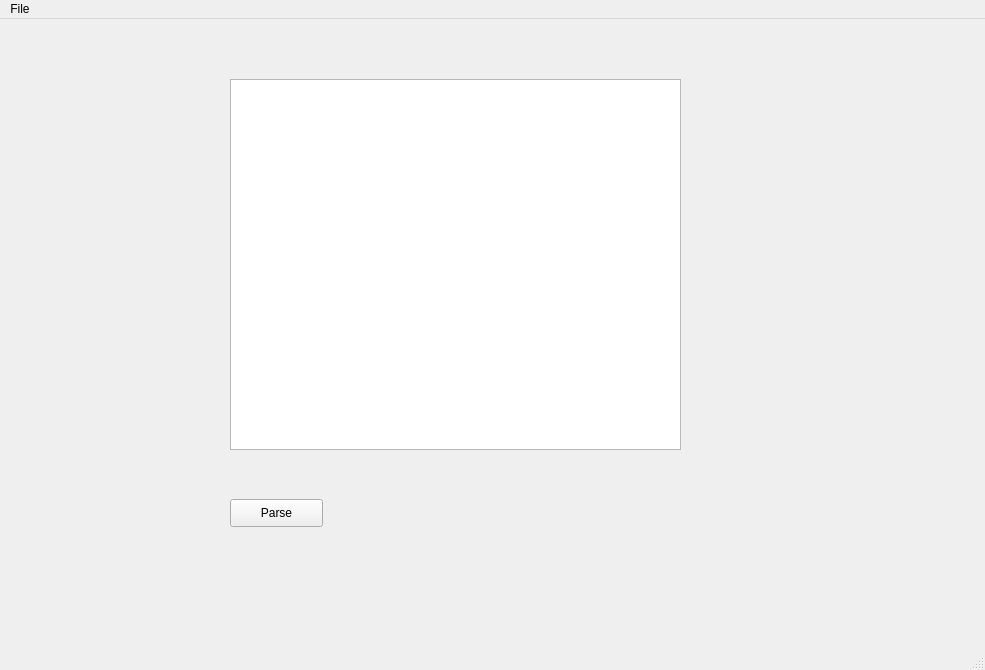
cyrilvincent/oo, file ui/main.ui: the form before one commit.
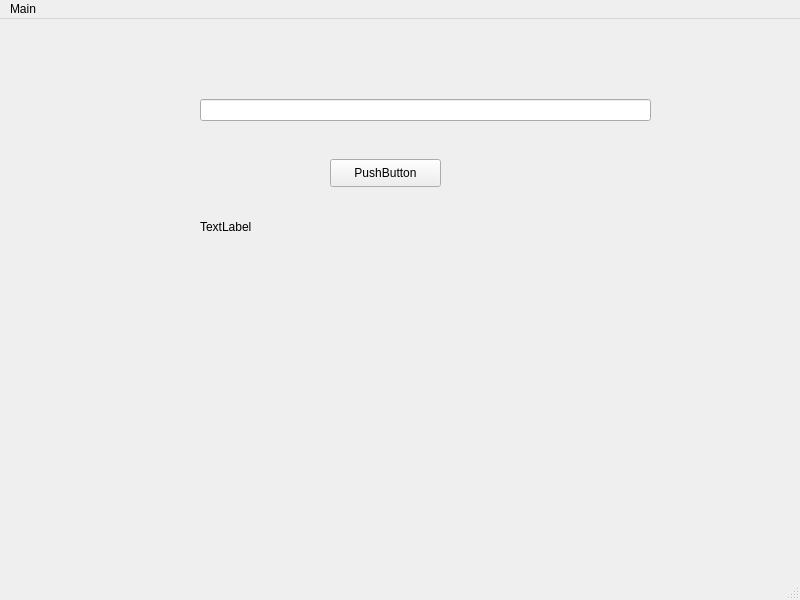
The form after the commit.

What changed in the file:
```diff
--- a/ui/main.ui
+++ b/ui/main.ui
@@ -6,35 +6,48 @@
    <rect>
     <x>0</x>
     <y>0</y>
-    <width>985</width>
-    <height>670</height>
+    <width>800</width>
+    <height>600</height>
    </rect>
   </property>
   <property name="windowTitle">
    <string>MainWindow</string>
   </property>
   <widget class="QWidget" name="centralwidget">
-   <widget class="QListView" name="listView">
+   <widget class="QPushButton" name="pushButton">
     <property name="geometry">
      <rect>
-      <x>230</x>
-      <y>60</y>
-      <width>451</width>
-      <height>371</height>
-     </rect>
-    </property>
-   </widget>
-   <widget class="QPushButton" name="parserButton">
-    <property name="geometry">
-     <rect>
-      <x>230</x>
-      <y>480</y>
-      <width>93</width>
+      <x>330</x>
+      <y>140</y>
+      <width>111</width>
       <height>28</height>
      </rect>
     </property>
     <property name="text">
-     <string>Parse</string>
+     <string>PushButton</string>
+    </property>
+   </widget>
+   <widget class="QLineEdit" name="lineEdit">
+    <property name="geometry">
+     <rect>
+      <x>200</x>
+      <y>80</y>
+      <width>451</width>
+      <height>22</height>
+     </rect>
+    </property>
+   </widget>
+   <widget class="QLabel" name="label">
+    <property name="geometry">
+     <rect>
+      <x>200</x>
+      <y>200</y>
+      <width>55</width>
+      <height>16</height>
+     </rect>
+    </property>
+    <property name="text">
+     <string>TextLabel</string>
     </property>
    </widget>
   </widget>
@@ -43,18 +56,18 @@
     <rect>
      <x>0</x>
      <y>0</y>
-     <width>985</width>
+     <width>800</width>
      <height>26</height>
     </rect>
    </property>
-   <widget class="QMenu" name="menuFile">
+   <widget class="QMenu" name="menuMain">
     <property name="title">
-     <string>File</string>
+     <string>Main</string>
     </property>
     <addaction name="actionNew"/>
     <addaction name="actionClose"/>
    </widget>
-   <addaction name="menuFile"/>
+   <addaction name="menuMain"/>
   </widget>
   <widget class="QStatusBar" name="statusbar"/>
   <action name="actionNew">
```
Left out of the diff: 12 changed lines with no effect on the pictures.
